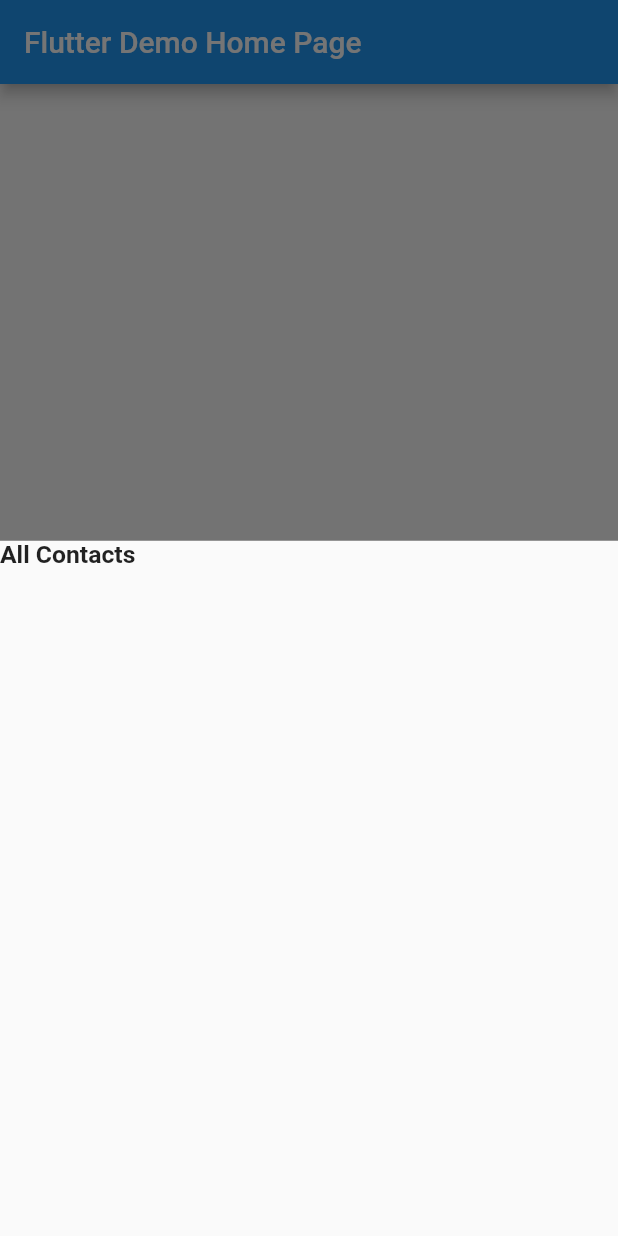
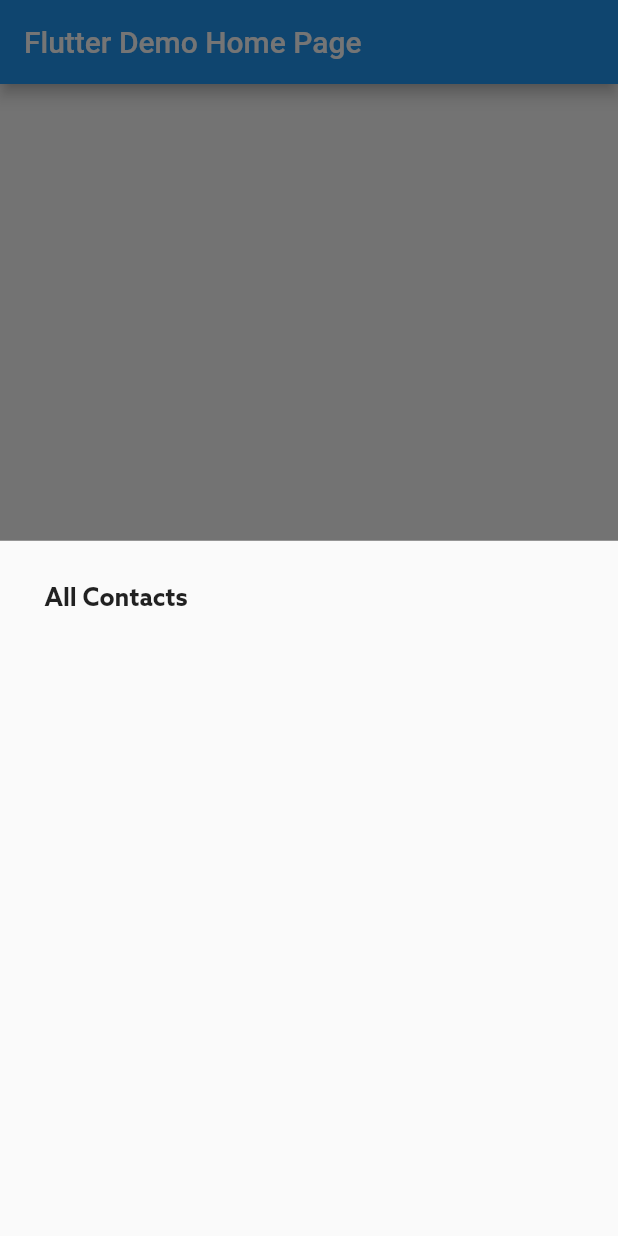
Before and after one commit to Prabhneet-Web/FetchContacts, a Flutter app: the screen it shows after launch, after a tap on the "add" icon, on a phone screen of 412 x 824 dp. Run offline on Flutter 3.47's test engine with Material 2 defaults, Android fonts, the phone set to English and light mode, and no system bars; our stand-ins replace flutter_contacts.

Commit message:
Done Some More Changes.

```diff
--- a/lib/contact_details.dart
+++ /dev/null
@@ -1,53 +0,0 @@
-import 'package:flutter/material.dart';
-import 'package:flutter_contacts/flutter_contacts.dart';
-
-class ContactDetails extends StatefulWidget {
-  const ContactDetails({Key? key}) : super(key: key);
-
-  @override
-  State<ContactDetails> createState() => _ContactDetailsState();
-}
-
-class _ContactDetailsState extends State<ContactDetails> {
-  List<Contact>? _contacts ;
-  bool _permissionDenied = false;
-
-  @override
-  void initState() {
-    super.initState();
-    _getPhoneData();
-  }
-
-  Future _getPhoneData() async {
-    if (!await FlutterContacts.requestPermission(readonly: true)) {
-      setState(() => _permissionDenied = true);
-    } else{
-      final contacts = await FlutterContacts.getContacts(
-          withProperties: true, withPhoto: true) ;
-      setState(()=> _contacts =  contacts);
-    }
-  }
-
-  @override
-  Widget build(BuildContext context) {
-    var height = MediaQuery.of(context).size.height;
-    var width = MediaQuery.of(context).size.width;
-    if(_permissionDenied) return const Center(child: Text("Permission denied"));
-    if(_contacts == null) return const Center(child: CircularProgressIndicator());
-    return SafeArea(
-      child: Column(
-        // mainAxisAlignment: MainAxisAlignment.start,
-        crossAxisAlignment: CrossAxisAlignment.start,
-        children: [
-          Text("All Contacts", style: TextStyle(fontWeight: FontWeight.bold, fontSize: height*0.02, fontFamily: '' ),),
-          ListView.builder(
-            shrinkWrap: true,
-              itemCount: _contacts!.length,
-              itemBuilder: (BuildContext context, int index) {
-                      return ListTile(title: Text("${_contacts![index].name.first} ${_contacts![index].name.last}"));
-                    }),
-        ],
-      ),
-    );
-  }
-}
--- /dev/null
+++ b/lib/contact_details_using_flutter_contacts.dart
@@ -0,0 +1,74 @@
+import 'package:flutter/material.dart';
+import 'package:flutter_contacts/flutter_contacts.dart';
+
+class ContactDetailsUsingFlutterContacts extends StatefulWidget {
+  const ContactDetailsUsingFlutterContacts({Key? key}) : super(key: key);
+
+  @override
+  State<ContactDetailsUsingFlutterContacts> createState() =>
+      _ContactDetailsStateUsingFlutterContacts();
+}
+
+class _ContactDetailsStateUsingFlutterContacts
+    extends State<ContactDetailsUsingFlutterContacts> {
+  List<Contact>? _contacts;
+
+  bool _permissionDenied = false;
+
+  @override
+  void initState() {
+    super.initState();
+    _getPhoneData();
+  }
+
+  Future _getPhoneData() async {
+    if (!await FlutterContacts.requestPermission(readonly: true)) {
+      setState(() => _permissionDenied = true);
+    } else {
+      final contacts = await FlutterContacts.getContacts(
+          withProperties: true, withPhoto: true);
+      setState(() => _contacts = contacts);
+    }
+  }
+
+  @override
+  Widget build(BuildContext context) {
+    var height = MediaQuery.of(context).size.height;
+    var width = MediaQuery.of(context).size.width;
+    if (_permissionDenied) {
+      return const Center(child: Text("Permission denied"));
+    }
+    if (_contacts == null) {
+      return const Center(child: CircularProgressIndicator());
+    }
+    return SafeArea(
+      child: Padding(
+        padding: EdgeInsets.all(width * 0.042),
+        child: Column(
+          crossAxisAlignment: CrossAxisAlignment.start,
+          children: [
+            Padding(
+              padding: EdgeInsets.all(width * 0.03),
+              child: Text(
+                "All Contacts",
+                style: TextStyle(
+                    fontWeight: FontWeight.bold,
+                    fontSize: height * 0.02,
+                    fontFamily: 'AzoSans'),
+              ),
+            ),
+            ListView.builder(
+                shrinkWrap: true,
+                itemCount: _contacts!.length,
+                itemBuilder: (context, index) {
+                  return ListTile(
+                    title: Text(_contacts![index].displayName),
+                    subtitle: Text(_contacts![index].phones.isNotEmpty? _contacts![index].phones.first.number: ""),
+                  );
+                }),
+          ],
+        ),
+      ),
+    );
+  }
+}
--- a/lib/main.dart
+++ b/lib/main.dart
@@ -1,4 +1,4 @@
-import 'package:contact_details/contact_details.dart';
+import 'package:contact_details/contact_details_using_flutter_contacts.dart';
 import 'package:flutter/material.dart';
 
 void main() {
@@ -32,11 +32,7 @@ class MyHomePage extends StatefulWidget {
 class _MyHomePageState extends State<MyHomePage> {
   int _counter = 0;
 
-  void _incrementCounter() {
-    setState(() {
-      _counter++;
-    });
-  }
+
 
   @override
   Widget build(BuildContext context) {
@@ -59,7 +55,7 @@ class _MyHomePageState extends State<MyHomePage> {
         ),
       ),
       floatingActionButton: FloatingActionButton(
-        onPressed: () => showModalBottomSheet(context: context, builder: (_) => ContactDetails()),
+        onPressed: () => showModalBottomSheet(context: context, builder: (_) => ContactDetailsUsingFlutterContacts()),
         tooltip: 'Increment',
         child: const Icon(Icons.add),
       ), // This trailing comma makes auto-formatting nicer for build methods.
```
Also changed, not shown: pubspec.yaml (+6 -6 lines), pubspec.lock, 1 other file.
